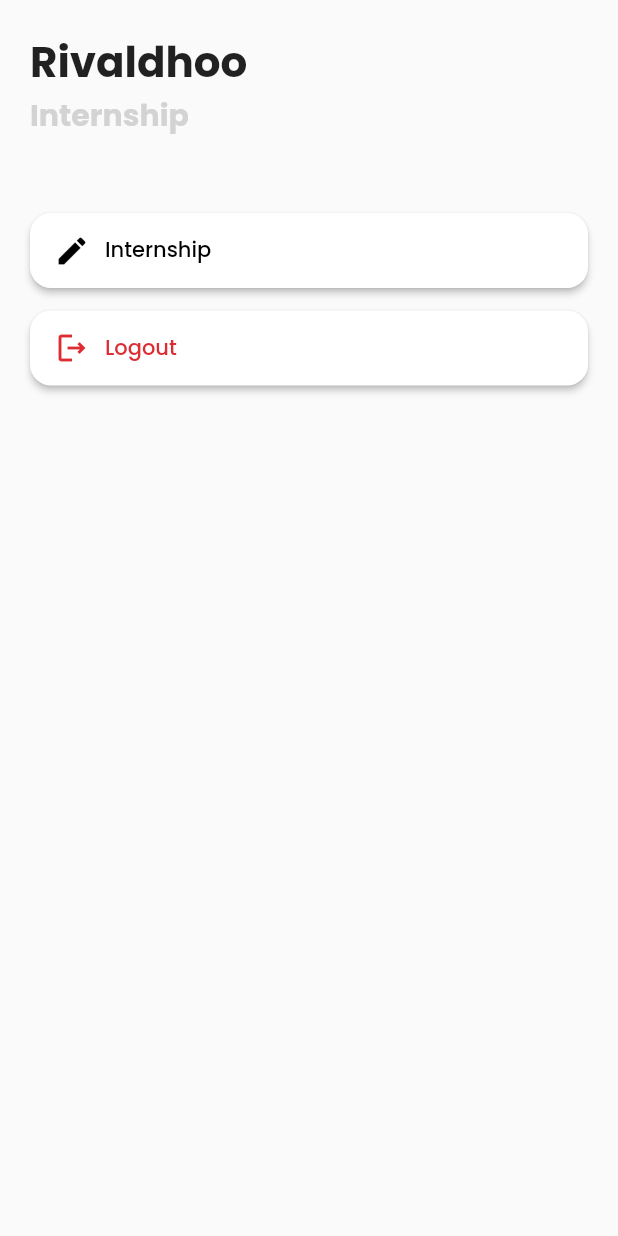
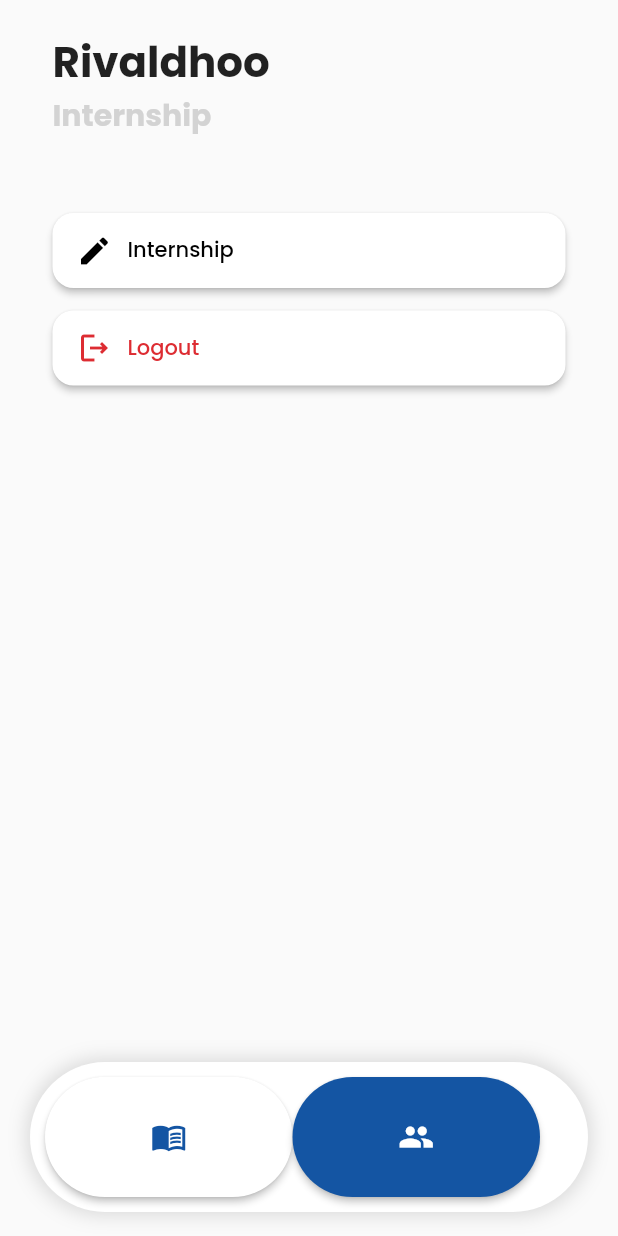
Before and after one commit to rifaldho2001/Astra_Apps, a Flutter app: the ProfileView screen opened by its route, on a phone screen of 412 x 824 dp. Run offline on Flutter 3.47's test engine with Material 2 defaults, Android fonts, the phone set to English and light mode, and no system bars; our stand-ins replace cloud_firestore, firebase_core, get, google_fonts; accounts and stored records are empty.

```diff
--- a/lib/app/modules/profile/views/profile_view.dart
+++ b/lib/app/modules/profile/views/profile_view.dart
@@ -5,12 +5,15 @@ import 'package:google_fonts/google_fonts.dart';
 
 import '../controllers/profile_controller.dart';
 
+import '../../login/views/login_view.dart';
+
 class ProfileView extends GetView<ProfileController> {
   const ProfileView({Key? key}) : super(key: key);
   @override
   Widget build(BuildContext context) {
     return Scaffold(
-      body: SafeArea(
+      body: Padding(
+        padding: const EdgeInsets.symmetric(horizontal: 15, vertical: 0),
         child: ListView(
           padding: EdgeInsets.all(20.0),
           children: [
@@ -37,7 +40,9 @@ class ProfileView extends GetView<ProfileController> {
               height: 50,
             ),
             ElevatedButton(
-                      onPressed: () {},
+                      onPressed: () {
+
+            },
                       style: ElevatedButton.styleFrom(
                         backgroundColor: Color.fromRGBO(255, 255, 255, 1),
                         minimumSize: const Size.fromHeight(50),
@@ -74,7 +79,15 @@ class ProfileView extends GetView<ProfileController> {
               height: 15,
             ),
             ElevatedButton(
-                      onPressed: () {},
+                      onPressed: () {
+                          Navigator.of(context).push(
+                MaterialPageRoute(
+                  builder: (context) {
+                    return LoginView();
+                  },
+                  ),
+              );
+                      },
                       style: ElevatedButton.styleFrom(
                         backgroundColor: Color.fromRGBO(255, 255, 255, 1),
                         minimumSize: const Size.fromHeight(50),
@@ -109,7 +122,69 @@ class ProfileView extends GetView<ProfileController> {
                     ),
           ]
         ),
-      )
+      ),
+      floatingActionButton: Container(
+      padding: EdgeInsets.all(10),
+      margin: EdgeInsets.symmetric(horizontal: 20),
+      alignment: Alignment.center,
+      width: double.infinity,
+      height: 100,
+      decoration: BoxDecoration(
+        boxShadow: [
+          BoxShadow(
+            color: Color.fromRGBO(217, 217, 217, 1),
+            blurRadius: 10.0,
+            spreadRadius: 2.0
+          ),
+        ],
+        color: Color.fromRGBO(255, 255, 255, 1),
+        borderRadius: BorderRadius.circular(50),
+      ),
+      child: Row(
+        children: [
+          ElevatedButton(
+            onPressed: () {},
+            style: ElevatedButton.styleFrom(
+              backgroundColor: Color.fromRGBO(255, 255, 255, 1),
+              minimumSize: const Size.fromWidth(165),
+              shape: RoundedRectangleBorder(
+              borderRadius: BorderRadius.circular(50)
+            )
+                      ),
+            child:  Icon(
+                            Icons.menu_book,
+                            color: Color.fromRGBO(20, 85, 163, 1),
+                            size: 24.0,
+                            semanticLabel: 'Text to announce in accessibility modes',
+                          ),),
+          ElevatedButton(
+            onPressed: () {
+              Navigator.of(context).push(
+                MaterialPageRoute(
+                  builder: (context) {
+                    return ProfileView();
+                  },
+                  ),
+              );
+            },
+            style: ElevatedButton.styleFrom(
+              backgroundColor: Color.fromRGBO(20, 85, 163, 1),
+              minimumSize: const Size.fromWidth(165),
+              shape: RoundedRectangleBorder(
+              borderRadius: BorderRadius.circular(50)
+            )
+                      ),
+            child: Icon(
+                            Icons.people,
+                            color: Colors.white,
+                            size: 24.0,
+                            semanticLabel: 'Text to announce in accessibility modes',
+                          ),),
+
+        ],
+      ),
+    ),
+    floatingActionButtonLocation: FloatingActionButtonLocation.centerFloat,
     );
   }
 }
--- a/lib/app/routes/app_pages.dart
+++ b/lib/app/routes/app_pages.dart
@@ -16,7 +16,7 @@ part 'app_routes.dart';
 class AppPages {
   AppPages._();
 
-  static const INITIAL = Routes.TUGAS;
+  static const INITIAL = Routes.HOME;
 
   static final routes = [
     GetPage(
```
Also changed, not shown: lib/app/modules/home/views/home_view.dart (+29 -6 lines), lib/main.dart (line endings or trailing spaces).
